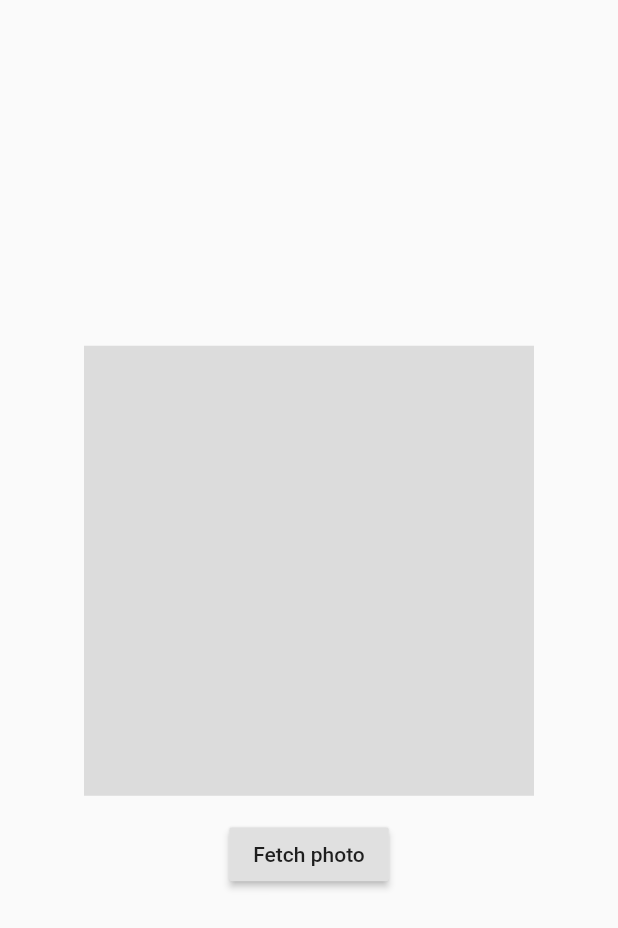
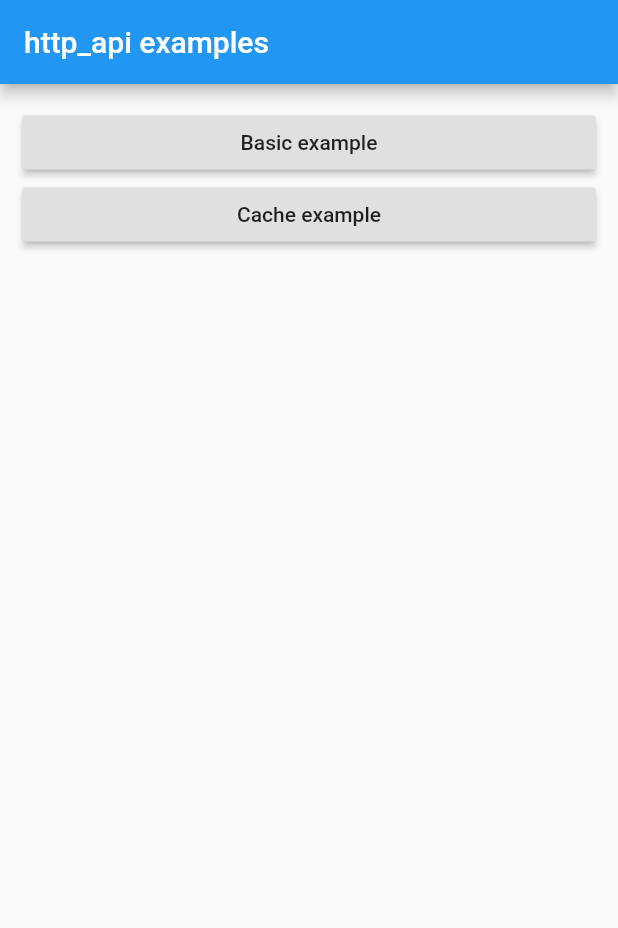
Before and after one commit to gonuit/dart_http_api, a Flutter app: the screen it shows after launch, on a phone screen of 412 x 824 dp. Shown: the top 928 px of the screen. Run offline on Flutter 3.47's test engine with Material 2 defaults, Android fonts, the phone set to English and light mode, and no system bars; generated files the repository leaves out were written again.

Commit message:
restructure example

```diff
--- a/example/lib/main.dart
+++ b/example/lib/main.dart
@@ -1,11 +1,9 @@
-import 'dart:convert';
-import 'dart:math';
-
 import 'package:flutter/material.dart';
 import 'package:http_api/http_api.dart';
+import 'package:http_api_example/api.dart';
+import 'package:http_api_example/screens/basic_example_screen.dart';
+import 'package:http_api_example/screens/cache_example_screen.dart';
 import 'package:provider/provider.dart';
-
-import 'models/example_photo_model.dart';
 
 void main() => runApp(MyApp());
 
@@ -25,78 +23,40 @@ class MyApp extends StatelessWidget {
         theme: ThemeData(
           primarySwatch: Colors.blue,
         ),
-        home: MyHomePage(),
+        initialRoute: "home",
+        routes: {
+          "basic": (_) => BasicExample(),
+          "cache": (_) => CacheExample(),
+          "home": (_) => HomeScreen(),
+        },
       ),
     );
   }
 }
 
-// define your api class
-class Api extends BaseApi {
-  Api({
-    @required Uri url,
-    ApiLink link,
-    Map<String, String> defaultHeaders,
-  }) : super(
-          url: url,
-          defaultHeaders: defaultHeaders,
-          link: link,
-        );
-
-  /// Implement api request methods
-  Future<ExamplePhotoModel> getRandomPhoto() async {
-    /// Use [send] method to make api request
-    final response = await send(ApiRequest(
-      endpoint: "/id/${Random().nextInt(50)}/info",
-      method: HttpMethod.get,
-    ));
-
-    /// Parse http response
-    return ExamplePhotoModel.fromJson(json.decode(response.body));
-  }
-}
-
-class MyHomePage extends StatefulWidget {
-  @override
-  _MyHomePageState createState() => _MyHomePageState();
-}
-
-class _MyHomePageState extends State<MyHomePage> {
-  ExamplePhotoModel _currentPhoto;
-
-  void _fetchPhoto() async {
-    final api = Provider.of<Api>(context, listen: false);
-    ExamplePhotoModel photo = await api.getRandomPhoto();
-
-    setState(() {
-      _currentPhoto = photo;
-    });
-  }
-
+class HomeScreen extends StatelessWidget {
   @override
   Widget build(BuildContext context) {
     return Scaffold(
-      body: Center(
-        child: Column(
-          mainAxisAlignment: MainAxisAlignment.center,
-          children: <Widget>[
-            Container(
-              width: 300,
-              height: 300,
-              color: Colors.black12,
-              child: _currentPhoto != null
-                  ? Image.network(
-                      _currentPhoto.downloadUrl,
-                      fit: BoxFit.cover,
-                    )
-                  : null,
-            ),
-            const SizedBox(height: 15),
-            RaisedButton(
-              child: const Text("Fetch photo"),
-              onPressed: _fetchPhoto,
-            ),
-          ],
+      appBar: AppBar(
+        title: Text('http_api examples'),
+      ),
+      body: SafeArea(
+        child: SizedBox(
+          width: double.infinity,
+          child: ListView(
+            padding: EdgeInsets.all(15),
+            children: <Widget>[
+              RaisedButton(
+                onPressed: () => Navigator.of(context).pushNamed("basic"),
+                child: Text("Basic example"),
+              ),
+              RaisedButton(
+                onPressed: () => Navigator.of(context).pushNamed("cache"),
+                child: Text("Cache example"),
+              ),
+            ],
+          ),
         ),
       ),
     );
```
Also changed, not shown: example/lib/api.dart (added, +44 -0 lines), example/lib/screens/basic_example_screen.dart (added, +56 -0 lines), example/lib/screens/cache_example_screen.dart (added, +63 -0 lines), example/pubspec.lock.
